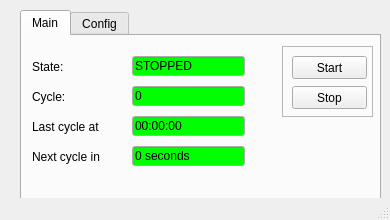
Qt form habboAwake.ui (cdnexx/habbo-awakeui) before a commit.
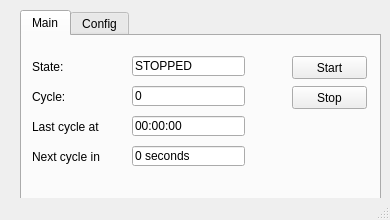
The same form after that commit.

What changed in the file:
```diff
--- a/habboAwake.ui
+++ b/habboAwake.ui
@@ -26,43 +26,6 @@
       <height>191</height>
      </rect>
     </property>
-    <property name="palette">
-     <palette>
-      <active>
-       <colorrole role="Base">
-        <brush brushstyle="SolidPattern">
-         <color alpha="255">
-          <red>0</red>
-          <green>255</green>
-          <blue>0</blue>
-         </color>
-        </brush>
-       </colorrole>
-      </active>
-      <inactive>
-       <colorrole role="Base">
-        <brush brushstyle="SolidPattern">
-         <color alpha="255">
-          <red>0</red>
-          <green>255</green>
-          <blue>0</blue>
-         </color>
-        </brush>
-       </colorrole>
-      </inactive>
-      <disabled>
-       <colorrole role="Base">
-        <brush brushstyle="SolidPattern">
-         <color alpha="255">
-          <red>240</red>
-          <green>240</green>
-          <blue>240</blue>
-         </color>
-        </brush>
-       </colorrole>
-      </disabled>
-     </palette>
-    </property>
     <property name="currentIndex">
      <number>0</number>
     </property>
@@ -73,48 +36,6 @@
      <attribute name="title">
       <string>Main</string>
      </attribute>
-     <widget class="QFrame" name="frame">
-      <property name="geometry">
-       <rect>
-        <x>260</x>
-        <y>10</y>
-        <width>91</width>
-        <height>71</height>
-       </rect>
-      </property>
-      <property name="frameShape">
-       <enum>QFrame::StyledPanel</enum>
-      </property>
-      <property name="frameShadow">
-       <enum>QFrame::Raised</enum>
-      </property>
-      <widget class="QPushButton" name="stop_button">
-       <property name="geometry">
-        <rect>
-         <x>10</x>
-         <y>40</y>
-         <width>75</width>
-         <height>23</height>
-        </rect>
-       </property>
-       <property name="text">
-        <string>Stop</string>
-       </property>
-      </widget>
-      <widget class="QPushButton" name="start_button">
-       <property name="geometry">
-        <rect>
-         <x>10</x>
-         <y>10</y>
-         <width>75</width>
-         <height>23</height>
-        </rect>
-       </property>
-       <property name="text">
-        <string>Start</string>
-       </property>
-      </widget>
-     </widget>
      <widget class="QLabel" name="state_label">
       <property name="geometry">
        <rect>
@@ -243,6 +164,32 @@
        <bool>true</bool>
       </property>
      </widget>
+     <widget class="QPushButton" name="start_button">
+      <property name="geometry">
+       <rect>
+        <x>270</x>
+        <y>20</y>
+        <width>75</width>
+        <height>23</height>
+       </rect>
+      </property>
+      <property name="text">
+       <string>Start</string>
+      </property>
+     </widget>
+     <widget class="QPushButton" name="stop_button">
+      <property name="geometry">
+       <rect>
+        <x>270</x>
+        <y>50</y>
+        <width>75</width>
+        <height>23</height>
+       </rect>
+      </property>
+      <property name="text">
+       <string>Stop</string>
+      </property>
+     </widget>
     </widget>
     <widget class="QWidget" name="config_tab">
      <attribute name="title">
```
